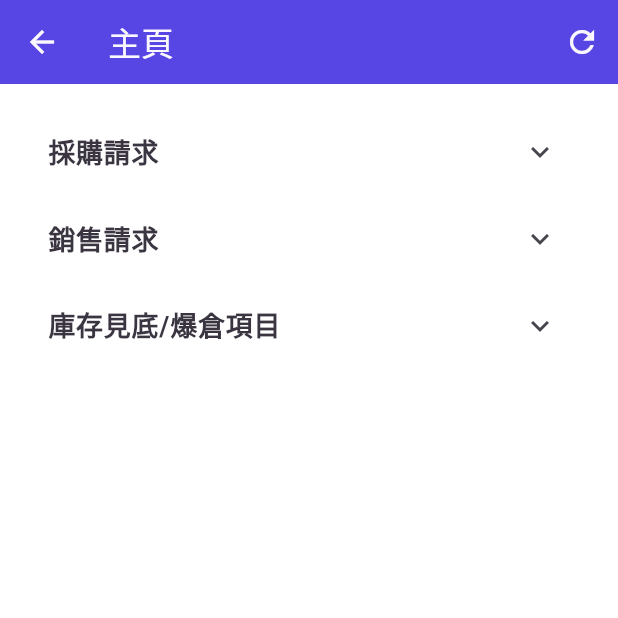
After one commit to cweiting731/Invenza, a Flutter app: the Dashboard screen opened directly, on a phone screen of 412 x 824 dp, the top half of it. The commit adds this screen. Run offline on Flutter 3.47's test engine with Material 3 defaults, Android fonts, the phone set to English and light mode, and no system bars; our stand-ins replace flutter_riverpod, logger.

Commit message:
add dashboard page

```diff
--- /dev/null
+++ b/lib/pages/home_page/dashboard.dart
@@ -0,0 +1,151 @@
+import 'package:flutter/material.dart';
+import 'package:flutter_riverpod/flutter_riverpod.dart';
+import 'package:invenza/logger/logger.dart';
+import 'package:invenza/models/inventory_item.dart';
+import 'package:invenza/models/transfer_data/inventory_request.dart';
+import 'package:invenza/providers/dashboard_provider.dart';
+import 'package:invenza/widgets/text_form.dart';
+
+class Dashboard extends ConsumerStatefulWidget {
+  const Dashboard({super.key});
+
+  @override
+  ConsumerState<ConsumerStatefulWidget> createState() => _DashboardState();
+}
+
+class _DashboardState extends ConsumerState<Dashboard> {
+  @override
+  void initState() {
+    super.initState();
+    ref.read(dashboardProvider.notifier).fetchAllData(); // 第一次自動載入
+    ref.listenManual<DashboardState>(
+      dashboardProvider,
+      (previous, next) {
+        print('Dashboard state changed: $next');
+        if (next.errorMessage != null && next.errorMessage!.isNotEmpty) {
+          // 用 WidgetsBinding 安全觸發 Snackbar
+          WidgetsBinding.instance.addPostFrameCallback((_) {
+            ScaffoldMessenger.of(context).showSnackBar(
+              SnackBar(content: Text(next.errorMessage!)),
+            );
+
+          });
+        }
+      },
+    );
+  }
+
+  @override
+  void dispose() {
+    super.dispose();
+  }
+
+  @override
+  void didChangeDependencies() {
+    super.didChangeDependencies();
+  }
+
+  @override
+  Widget build(BuildContext context) {
+    final state = ref.watch(dashboardProvider);
+
+    return Scaffold(
+      appBar: AppBar(
+        title: const Text('主頁'),
+        actions: [
+          IconButton(
+            icon: const Icon(Icons.refresh),
+            onPressed: () {
+              ref.read(dashboardProvider.notifier).fetchAllData();
+            },
+          ),
+        ],
+      ),
+      body: SingleChildScrollView(
+        child: Padding(
+          padding: const EdgeInsets.all(16.0),
+          child: Column(
+            children: [
+              if (state.procurementData == null)
+                const CircularProgressIndicator()
+              else
+                _buildRequestSection('採購請求', state.procurementData!),
+
+              if (state.salesData == null)
+                const CircularProgressIndicator()
+              else
+                _buildRequestSection('銷售請求', state.salesData!),
+
+              if (state.inventoryData == null)
+                const CircularProgressIndicator()
+              else
+                _buildInventorySection(state.inventoryData!),
+            ],
+          ),
+        ),
+      ),
+    );
+  }
+
+  Widget _buildRequestSection(String title, List<InventoryRequest> items) {
+    return ExpansionTile(
+      title: Text(title, style: const TextStyle(fontSize: 18, fontWeight: FontWeight.bold)),
+      children: items.isEmpty
+          ? [
+              Padding(
+                padding: const EdgeInsets.all(12.0),
+                child: Text('目前暫無$title', style: const TextStyle(color: Colors.grey)),
+              ),
+            ]
+        : items.map((item) => Card(
+            child: Padding(
+              padding: const EdgeInsets.all(4.0),
+              child: ListTile(
+                title: Text('${item.commodity.name} / ${item.commodity.type}'),
+                subtitle: Row(
+                  children: [
+                    Text('請求數量: ${item.requestQuantity}'),
+                    const SizedBox(width: 8),
+                    responsibleText(context: context, responsible: item.responsible, label: '請求人'),
+                  ],
+                ),
+              ),
+            )
+          )).toList(),
+    );
+  }
+
+
+  Widget _buildInventorySection(List<InventoryItem> items) {
+    return ExpansionTile(
+      title: const Text('庫存見底/爆倉項目', style: TextStyle(fontSize: 18, fontWeight: FontWeight.bold)),
+      children: items.isEmpty
+          ? [
+              const Padding(
+                padding: EdgeInsets.all(12.0),
+                child: Text('目前暫無庫存資料', style: TextStyle(color: Colors.grey)),
+              ),
+            ]
+          : items.map((item) => Card(
+              child: Padding(
+                padding: const EdgeInsets.all(4.0),
+                child: ListTile(
+                  title: Text('${item.commodity?.name ?? '查無庫存商品名稱'} / ${item.commodity?.type ?? '查無庫存商品類型'}'),
+                  subtitle: Wrap(
+                    children: [
+                      Text('庫存數量: ${item.stockQuantity}'),
+                      const SizedBox(width: 8),
+                      Text('未來庫存數量: ${item.futureStockQuantity}'),
+                      const SizedBox(width: 8),
+                      Text('預期進貨數量: ${item.expectedImportQuantity}'),
+                      const SizedBox(width: 8),
+                      Text('預期出貨數量: ${item.expectedExportQuantity}'),
+                    ],
+                  ),
+                ),
+              )
+            )).toList(),
+    );
+  }
+
+}
--- a/lib/pages/home_page/home_page.dart
+++ b/lib/pages/home_page/home_page.dart
@@ -2,6 +2,7 @@
 import 'package:flutter/material.dart';
 import 'package:flutter_riverpod/flutter_riverpod.dart';
 import 'package:invenza/models/employee.dart';
+import 'package:invenza/pages/home_page/dashboard.dart';
 import 'package:invenza/pages/home_page/inventory_page.dart';
 import 'package:invenza/pages/home_page/procurement_page.dart';
 import 'package:invenza/pages/home_page/sales_page.dart';
@@ -21,7 +22,7 @@ class _HomePageState extends ConsumerState<HomePage> with SingleTickerProviderSt
       title: '首頁',
       idleIcon: Icons.dashboard_outlined,
       selectedIcon: Icons.dashboard,
-      page: Center(child: Text('這是首頁'),)
+      page: Dashboard(),
     ),
     TabItem(
         title: '進貨列表',
```
